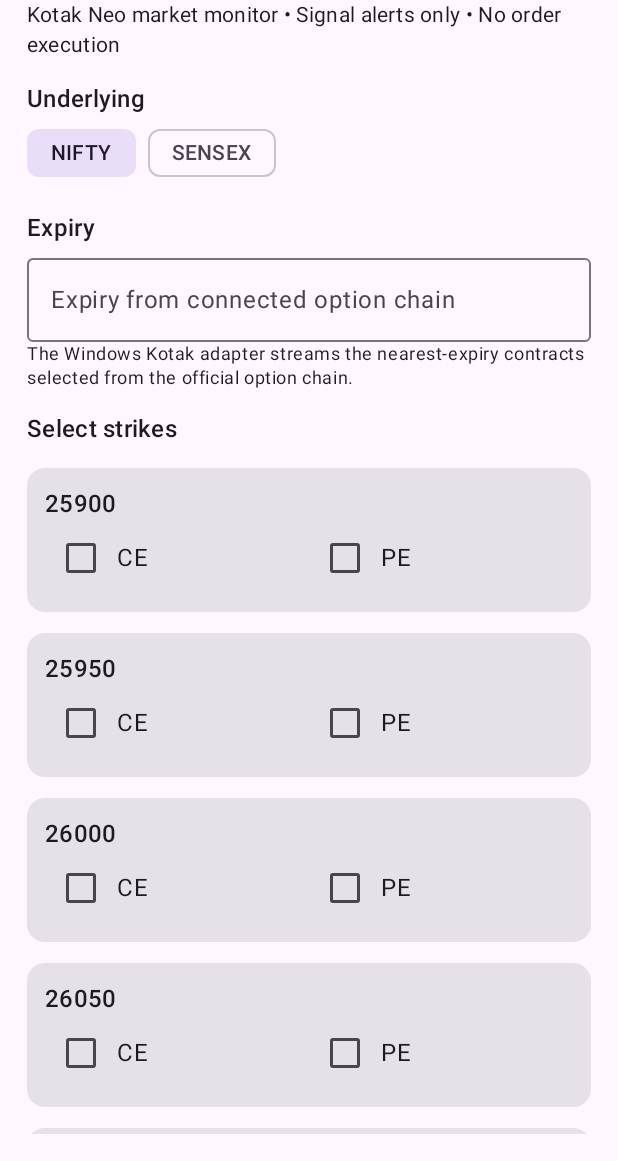
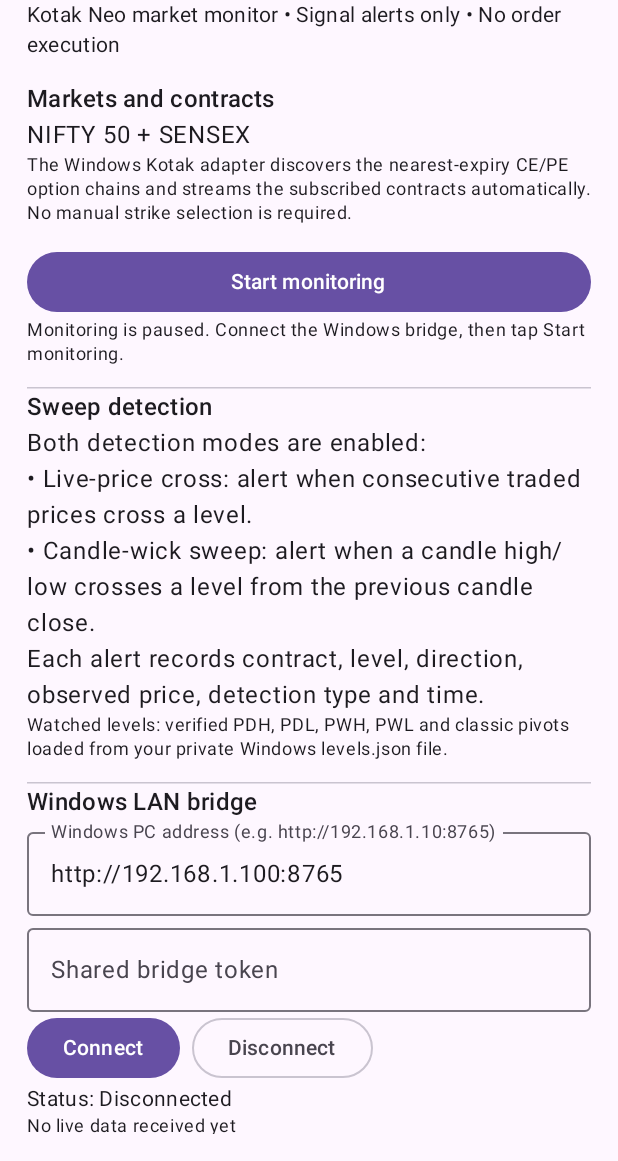
Before and after one commit to kamalakav8-max/prosperity2.0, an Android app built with Jetpack Compose: the screen it shows after launch (MainActivity), on a phone screen of 412 x 824 dp, the part 75-1236 px from its top. Run offline under Robolectric (Android 15) with nearby library versions, the phone set to English and light mode, and no system bars.

Commit message:
Use live Kotak option feed instead of placeholder strike selector

```diff
--- a/ProsperityAndroid/app/src/main/java/com/example/growwsweepalert/MainActivity.kt
+++ b/ProsperityAndroid/app/src/main/java/com/example/growwsweepalert/MainActivity.kt
@@ -128,11 +128,8 @@ class MainActivity : ComponentActivity() {
 
 @Composable
 fun SweepApp() {
-    var underlying by remember { mutableStateOf("NIFTY") }
-    var expiry by remember { mutableStateOf("") }
-    val strikes = listOf(25900, 25950, 26000, 26050, 26100, 26150, 26200)
-    val selected = remember { mutableStateListOf<ContractChoice>() }
     var monitoring by remember { mutableStateOf(false) }
+    val currentMonitoring = rememberUpdatedState(monitoring)
     var bridgeUrl by remember { mutableStateOf("http://192.168.1.100:8765") }
     var bridgeToken by remember { mutableStateOf("") }
     var bridgeStatus by remember { mutableStateOf("Disconnected") }
@@ -156,81 +153,24 @@ fun SweepApp() {
                 )
             }
             item {
-                Text("Underlying", style = MaterialTheme.typography.titleMedium)
-                Row(horizontalArrangement = Arrangement.spacedBy(8.dp)) {
-                    listOf("NIFTY", "SENSEX").forEach { name ->
-                        FilterChip(
-                            selected = underlying == name,
-                            onClick = { underlying = name },
-                            label = { Text(name) }
-                        )
-                    }
-                }
-            }
-            item {
-                Text("Expiry", style = MaterialTheme.typography.titleMedium)
-                OutlinedTextField(
-                    value = expiry,
-                    onValueChange = { expiry = it },
-                    label = { Text("Expiry from connected option chain") },
-                    modifier = Modifier.fillMaxWidth(),
-                    singleLine = true
-                )
+                Text("Markets and contracts", style = MaterialTheme.typography.titleMedium)
+                Text("NIFTY 50 + SENSEX")
                 Text(
-                    "The Windows Kotak adapter streams the nearest-expiry contracts selected from the official option chain.",
+                    "The Windows Kotak adapter discovers the nearest-expiry CE/PE option chains and streams the subscribed contracts automatically. No manual strike selection is required.",
                     style = MaterialTheme.typography.bodySmall
                 )
             }
-            item { Text("Select strikes", style = MaterialTheme.typography.titleMedium) }
-            items(strikes) { strike ->
-                Card {
-                    Column(Modifier.fillMaxWidth().padding(12.dp)) {
-                        Text(strike.toString(), style = MaterialTheme.typography.titleMedium)
-                        Row(verticalAlignment = Alignment.CenterVertically) {
-                            listOf("CE", "PE").forEach { side ->
-                                val isSelected = selected.any {
-                                    it.strike == strike && it.side == side
-                                }
-                                Row(
-                                    verticalAlignment = Alignment.CenterVertically,
-                                    modifier = Modifier.weight(1f)
-                                ) {
-                                    Checkbox(
-                                        checked = isSelected,
-                                        onCheckedChange = { checked ->
-                                            selected.removeAll {
-                                                it.strike == strike && it.side == side
-                                            }
-                                            if (checked) {
-                                                selected.add(
-                                                    ContractChoice(
-                                                        strike, side,
-                                                        "$underlying-$expiry-$strike-$side"
-                                                    )
-                                                )
-                                            }
-                                        }
-                                    )
-                                    Text(side)
-                                }
-                            }
-                        }
-                    }
-                }
-            }
             item {
-                Text("Selected contracts: ${selected.size}")
                 Button(
                     onClick = { monitoring = !monitoring },
-                    modifier = Modifier.fillMaxWidth(),
-                    enabled = selected.isNotEmpty()
+                    modifier = Modifier.fillMaxWidth()
                 ) {
-                    Text(if (monitoring) "Pause monitoring" else "Start monitoring")
+                    Text(if (monitoring) "Pause alerts" else "Start monitoring")
                 }
                 Text(
                     if (monitoring)
-                        "The bridge processes incoming NIFTY and SENSEX updates. Connect to the Windows bridge below."
-                    else "Select contracts, then start monitoring.",
+                        "Alerts are enabled for incoming NIFTY, SENSEX and subscribed option updates."
+                    else "Monitoring is paused. Connect the Windows bridge, then tap Start monitoring.",
                     style = MaterialTheme.typography.bodySmall
                 )
             }
@@ -273,6 +213,10 @@ fun SweepApp() {
                             override fun onData(payload: org.json.JSONObject) {
                                 val items = payload.optJSONArray("instruments")
                                 val count = items?.length() ?: 0
+                                if (!currentMonitoring.value) {
+                                    bridgeData = "$count instrument update(s) received. Alerts are paused."
+                                    return
+                                }
                                 if (items != null) {
                                     for (index in 0 until items.length()) {
                                         val item = items.optJSONObject(index) ?: continue
```
